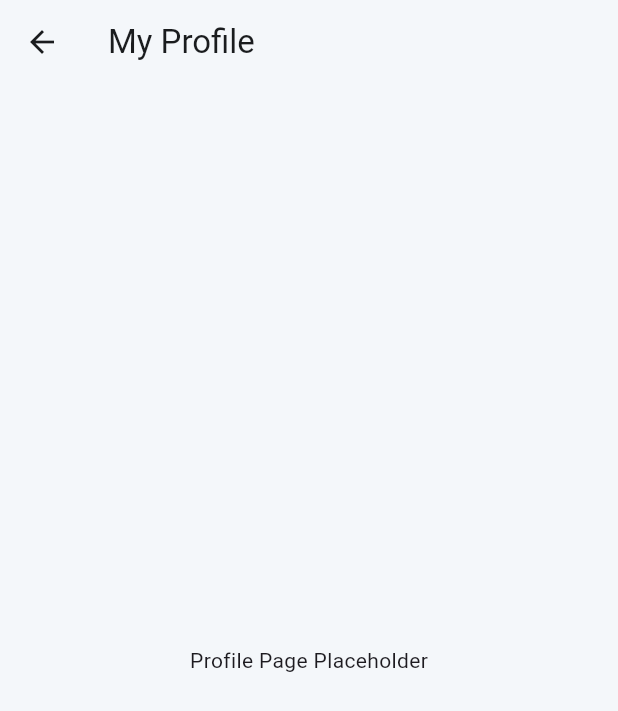
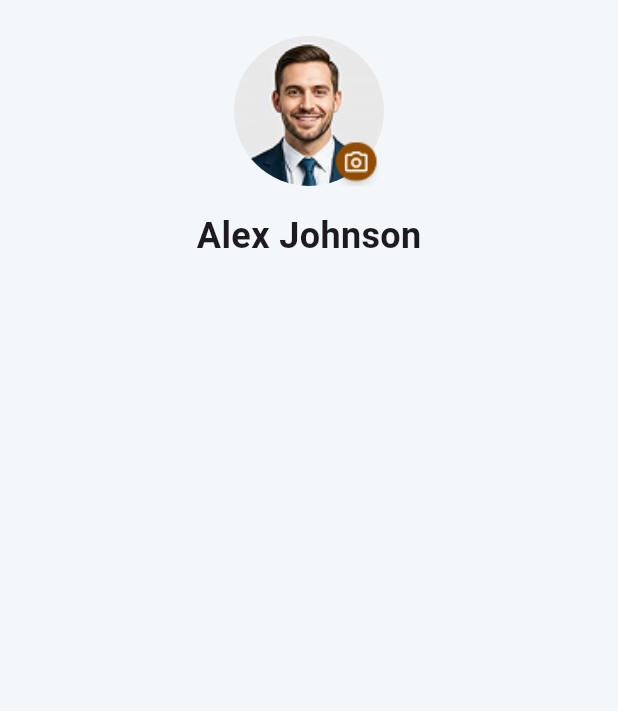
Before and after one commit to Jessetwo/vibrant_commerce, a Flutter app: the ProfilePage screen opened directly, on a phone screen of 412 x 824 dp. Shown: the top 711 px of the screen. Run offline on Flutter 3.47's test engine with Material 3 defaults, Android fonts, the phone set to English and light mode, and no system bars.

Commit message:
profile page

```diff
--- a/lib/screens/main_screens/profile_page.dart
+++ b/lib/screens/main_screens/profile_page.dart
@@ -8,14 +8,41 @@ class ProfilePage extends StatelessWidget {
   Widget build(BuildContext context) {
     return Scaffold(
       backgroundColor: AppColors.tertiaryColor,
-      appBar: AppBar(
-        title: const Text('My Profile'),
-        backgroundColor: Colors.transparent,
-        elevation: 0,
-        foregroundColor: AppColors.neutralColor,
-      ),
-      body: const Center(
-        child: Text('Profile Page Placeholder'),
+      body: SafeArea(
+        child: Padding(
+          padding: const EdgeInsets.all(24.0),
+          child: Center(
+            child: Column(
+              children: [
+                Stack(
+                  children: [
+                    Container(
+                      width: 100,
+                      height: 100,
+                      decoration: BoxDecoration(
+                        borderRadius: BorderRadius.circular(100),
+                        image: DecorationImage(
+                          image: AssetImage('assets/images/avatar.png'),
+                          fit: BoxFit.cover,
+                        ),
+                      ),
+                    ),
+                    Positioned(
+                      right: 0,
+                      top: 70,
+                      child: Image.asset('assets/images/pic.png'),
+                    ),
+                  ],
+                ),
+                const SizedBox(height: 16),
+                Text(
+                  'Alex Johnson',
+                  style: TextStyle(fontWeight: FontWeight.bold, fontSize: 24),
+                ),
+              ],
+            ),
+          ),
+        ),
       ),
     );
   }
```
Also changed, not shown: assets/images/avatar.png (added), assets/images/pic.png (added).
